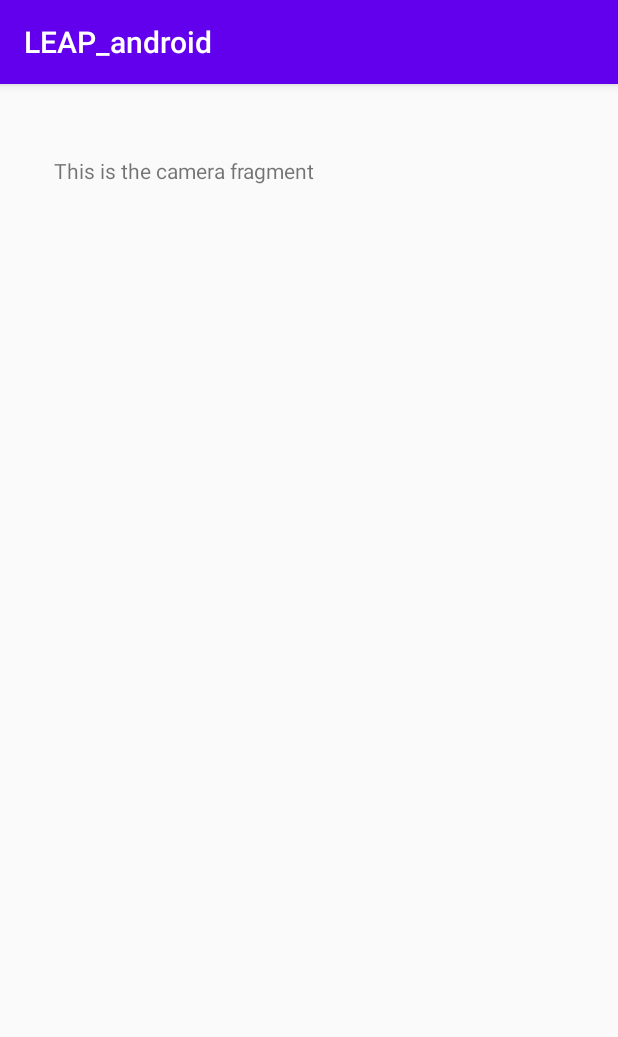
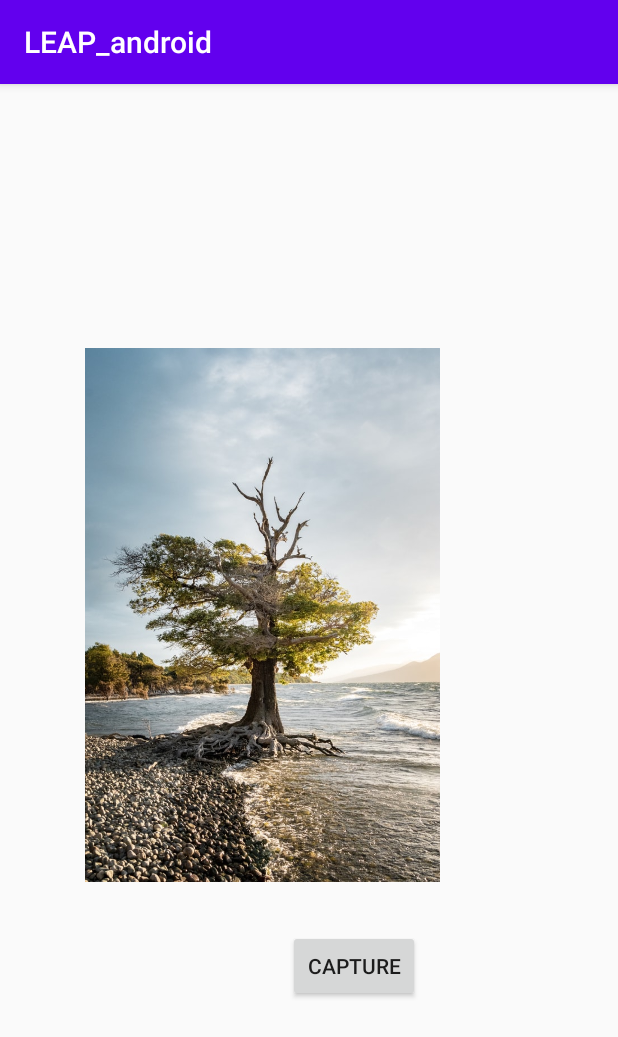
Before and after one commit to LEAP-Systems/LEAP_android_app, an Android app: the screen it shows after launch (MainActivity), after a tap on "EXTRACT DATA", on a phone screen of 412 x 824 dp. Shown: the top 1037 px of the screen. Run offline under Robolectric (Android 15) with nearby library versions, the phone set to English and light mode, and no system bars.

Commit message:
Setting up general canvas of camera preview

```diff
--- a/app/src/main/AndroidManifest.xml
+++ b/app/src/main/AndroidManifest.xml
@@ -5,7 +5,9 @@
         android:name="android.permission.CAMERA"
         android:required="true"/>
 
-    <uses-feature android:name="android.hardware.camera" />
+    <uses-feature android:name="android.hardware.camera"
+        android:required="true"/>
+
     <uses-permission android:name="android.permission.WRITE_EXTERNAL_STORAGE" />
 
     <application
--- a/app/src/main/java/com/leap_android/CameraFragment.java
+++ b/app/src/main/java/com/leap_android/CameraFragment.java
@@ -1,30 +1,62 @@
 package com.leap_android;
 
 import android.graphics.Camera;
+import android.hardware.camera2.CameraDevice;
 import android.os.Bundle;
 import android.view.LayoutInflater;
+import android.view.SurfaceHolder;
+import android.view.SurfaceView;
 import android.view.View;
 import android.view.ViewGroup;
-
+import android.widget.Button;
+import android.widget.TextView;
+import android.hardware.camera2.CameraDevice;
 import androidx.fragment.app.Fragment;
 
-public class CameraFragment extends Fragment {
+public class CameraFragment extends Fragment{
 
 
-    Camera mCamera;
-    int mNumberOfCameras;
-    int cameraId;
-    int rotation;
+    TextView testView;
+
+    CameraDevice camera;
+    SurfaceView surfaceView;
+    SurfaceHolder surfaceHolder;
+
+    private final String tag = "VideoServer";
+
+    Button capture;
+    Boolean onOffCam = false;
 
     @Override
     public View onCreateView(LayoutInflater inflater, ViewGroup container,
                              Bundle savedInstanceState) {
         // Inflate the layout for this fragment
         View cam_view = inflater.inflate(R.layout.cam_frag_layout, container, false);
+
+        capture = cam_view.findViewById(R.id.btn_capture);
+        capture.setOnClickListener(new Button.OnClickListener() {
+            public void onClick(View arg0) {
+                if (onOffCam == false){
+
+                    onOffCam = true;
+                }
+                else{
+
+                    onOffCam = false;
+                }
+            }
+        });
+
+
+
+
         return cam_view;
     }
 
 
 
 
+
+
+
 }
--- a/app/src/main/res/layout/activity_main.xml
+++ b/app/src/main/res/layout/activity_main.xml
@@ -2,6 +2,7 @@
 <androidx.constraintlayout.widget.ConstraintLayout xmlns:android="http://schemas.android.com/apk/res/android"
     xmlns:app="http://schemas.android.com/apk/res-auto"
 
+    xmlns:tools="http://schemas.android.com/tools"
     android:layout_width="match_parent"
     android:layout_height="match_parent">
 
@@ -9,8 +10,8 @@
     <FrameLayout
         android:id="@+id/menu_frag"
         android:name="com.leap_android.MenuFragment"
-        android:layout_width="344dp"
-        android:layout_height="385dp"
+        android:layout_width="354dp"
+        android:layout_height="637dp"
         android:layout_marginTop="48dp"
         android:layout_marginEnd="32dp"
         android:layout_marginRight="32dp"
--- a/app/src/main/res/layout/cam_frag_layout.xml
+++ b/app/src/main/res/layout/cam_frag_layout.xml
@@ -1,29 +1,33 @@
 <?xml version="1.0" encoding="utf-8"?>
-<LinearLayout xmlns:android="http://schemas.android.com/apk/res/android"
+<androidx.constraintlayout.widget.ConstraintLayout xmlns:android="http://schemas.android.com/apk/res/android"
+    xmlns:app="http://schemas.android.com/apk/res-auto"
+    xmlns:tools="http://schemas.android.com/tools"
+    android:id="@+id/linearLayout2"
     android:layout_width="match_parent"
-    android:layout_height="match_parent"
-    android:orientation="vertical">
-
-    <TextView
-        android:id="@+id/textView2"
-        android:layout_width="wrap_content"
-        android:layout_height="wrap_content"
-        android:text="This is the camera fragment" />
-
-    <FrameLayout
-        android:id="@+id/frameLayoutView"
-        android:layout_height="match_parent"
-        android:layout_width="match_parent">
-    </FrameLayout>
+    android:layout_height="match_parent">
 
 
     <Button
-        android:id="@+id/button_capture"
-        android:text="@string/capture"
+        android:id="@+id/btn_capture"
         android:layout_width="wrap_content"
         android:layout_height="wrap_content"
-        android:layout_gravity="center"
-        />
+        android:layout_marginTop="516dp"
+        android:layout_marginEnd="100dp"
+        android:layout_marginRight="100dp"
+        android:text="@string/capture"
+        app:layout_constraintEnd_toEndOf="parent"
+        app:layout_constraintTop_toTopOf="parent" />
+
+    <ImageView
+        android:id="@+id/imageView"
+        android:layout_width="274dp"
+        android:layout_height="356dp"
+        android:layout_marginTop="128dp"
+        android:layout_marginEnd="68dp"
+        android:layout_marginRight="68dp"
+        app:layout_constraintEnd_toEndOf="parent"
+        app:layout_constraintTop_toTopOf="parent"
+        app:srcCompat="@drawable/tree_royalty_free" />
 
 
-</LinearLayout>
+</androidx.constraintlayout.widget.ConstraintLayout>
```
Also changed, not shown: app/src/main/res/drawable/tree_royalty_free.jpg (added).
